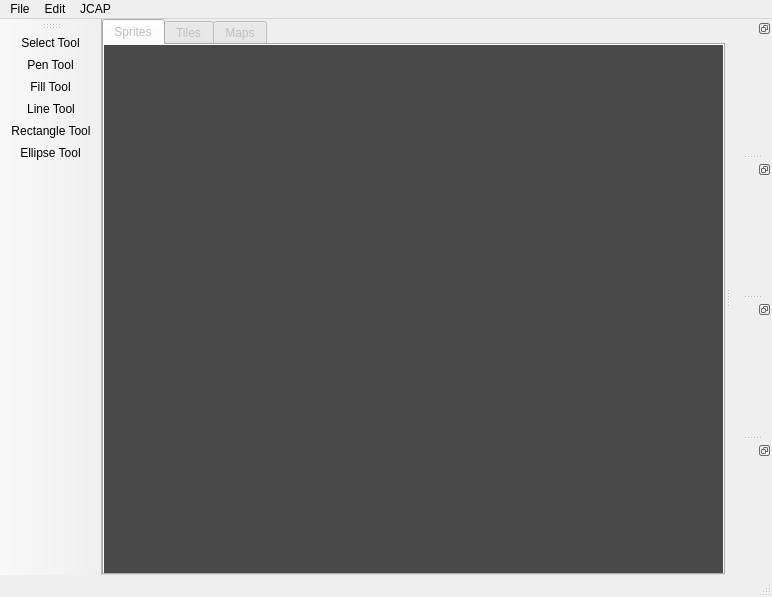
Qt form res/ui/MainWindow.ui (cspang1/jide) before a commit.
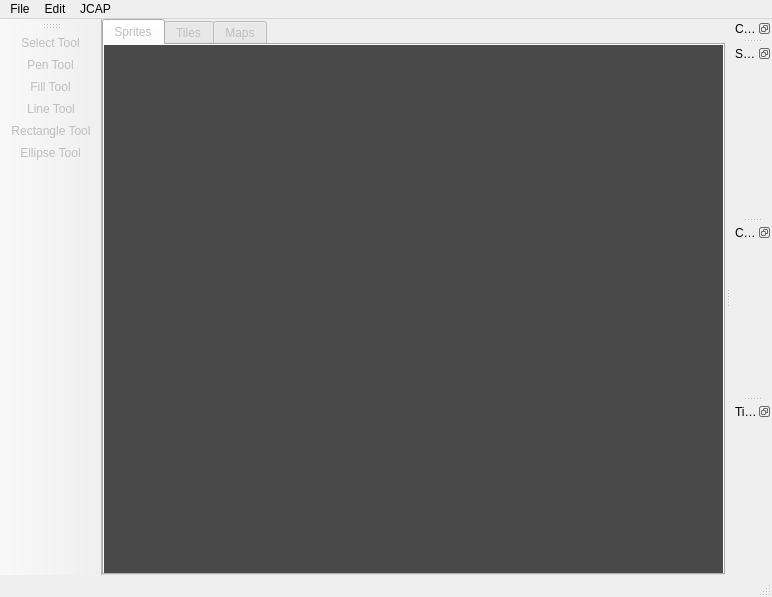
The same form after that commit. Icons and pictures are not drawn. Custom widgets are drawn as their Qt base class.

Diff of the .ui file:
```diff
--- a/res/ui/MainWindow.ui
+++ b/res/ui/MainWindow.ui
@@ -88,12 +88,21 @@
    <addaction name="action_ellipse_tool"/>
   </widget>
   <widget class="QDockWidget" name="sprite_color_palette_dock">
+   <property name="sizePolicy">
+    <sizepolicy hsizetype="Maximum" vsizetype="Maximum">
+     <horstretch>0</horstretch>
+     <verstretch>0</verstretch>
+    </sizepolicy>
+   </property>
    <property name="autoFillBackground">
     <bool>false</bool>
    </property>
    <property name="features">
     <set>QDockWidget::DockWidgetFloatable|QDockWidget::DockWidgetMovable</set>
    </property>
+   <property name="windowTitle">
+    <string>Color Palettes</string>
+   </property>
    <attribute name="dockWidgetArea">
     <number>2</number>
    </attribute>
@@ -103,6 +112,9 @@
    <property name="features">
     <set>QDockWidget::DockWidgetFloatable|QDockWidget::DockWidgetMovable</set>
    </property>
+   <property name="windowTitle">
+    <string>Sprite Palettes</string>
+   </property>
    <attribute name="dockWidgetArea">
     <number>2</number>
    </attribute>
@@ -112,6 +124,9 @@
    <property name="features">
     <set>QDockWidget::DockWidgetFloatable|QDockWidget::DockWidgetMovable</set>
    </property>
+   <property name="windowTitle">
+    <string>Color Palettes</string>
+   </property>
    <attribute name="dockWidgetArea">
     <number>2</number>
    </attribute>
@@ -121,6 +136,9 @@
    <property name="features">
     <set>QDockWidget::DockWidgetFloatable|QDockWidget::DockWidgetMovable</set>
    </property>
+   <property name="windowTitle">
+    <string>Tile Palettes</string>
+   </property>
    <attribute name="dockWidgetArea">
     <number>2</number>
    </attribute>
@@ -255,6 +273,9 @@
    </property>
   </action>
   <action name="action_select_tool">
+   <property name="enabled">
+    <bool>false</bool>
+   </property>
    <property name="icon">
     <iconset resource="../resources.qrc">
      <normaloff>:/icons/select_tool.png</normaloff>:/icons/select_tool.png</iconset>
@@ -267,6 +288,9 @@
    </property>
   </action>
   <action name="action_pen_tool">
+   <property name="enabled">
+    <bool>false</bool>
+   </property>
    <property name="icon">
     <iconset resource="../resources.qrc">
      <normaloff>:/icons/pencil_tool.png</normaloff>:/icons/pencil_tool.png</iconset>
@@ -279,6 +303,9 @@
    </property>
   </action>
   <action name="action_fill_tool">
+   <property name="enabled">
+    <bool>false</bool>
+   </property>
    <property name="icon">
     <iconset resource="../resources.qrc">
      <normaloff>:/icons/fill_tool.png</normaloff>:/icons/fill_tool.png</iconset>
@@ -291,6 +318,9 @@
    </property>
   </action>
   <action name="action_line_tool">
+   <property name="enabled">
+    <bool>false</bool>
+   </property>
    <property name="icon">
     <iconset resource="../resources.qrc">
      <normaloff>:/icons/line_tool.png</normaloff>:/icons/line_tool.png</iconset>
@@ -303,6 +333,9 @@
    </property>
   </action>
   <action name="action_rectangle_tool">
+   <property name="enabled">
+    <bool>false</bool>
+   </property>
    <property name="icon">
     <iconset resource="../resources.qrc">
      <normaloff>:/icons/rect_tool.png</normaloff>:/icons/rect_tool.png</iconset>
@@ -315,6 +348,9 @@
    </property>
   </action>
   <action name="action_ellipse_tool">
+   <property name="enabled">
+    <bool>false</bool>
+   </property>
    <property name="icon">
     <iconset resource="../resources.qrc">
      <normaloff>:/icons/ellipse_tool.png</normaloff>:/icons/ellipse_tool.png</iconset>
```
Left out of the diff: 2 changed lines with no effect on the pictures.
